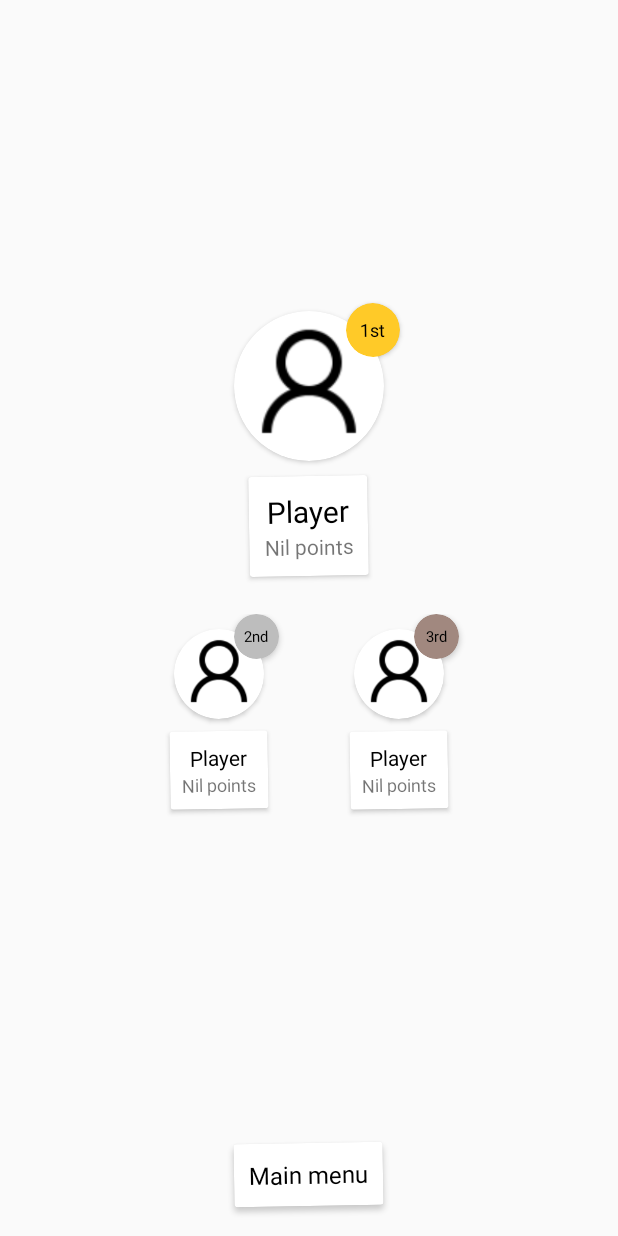
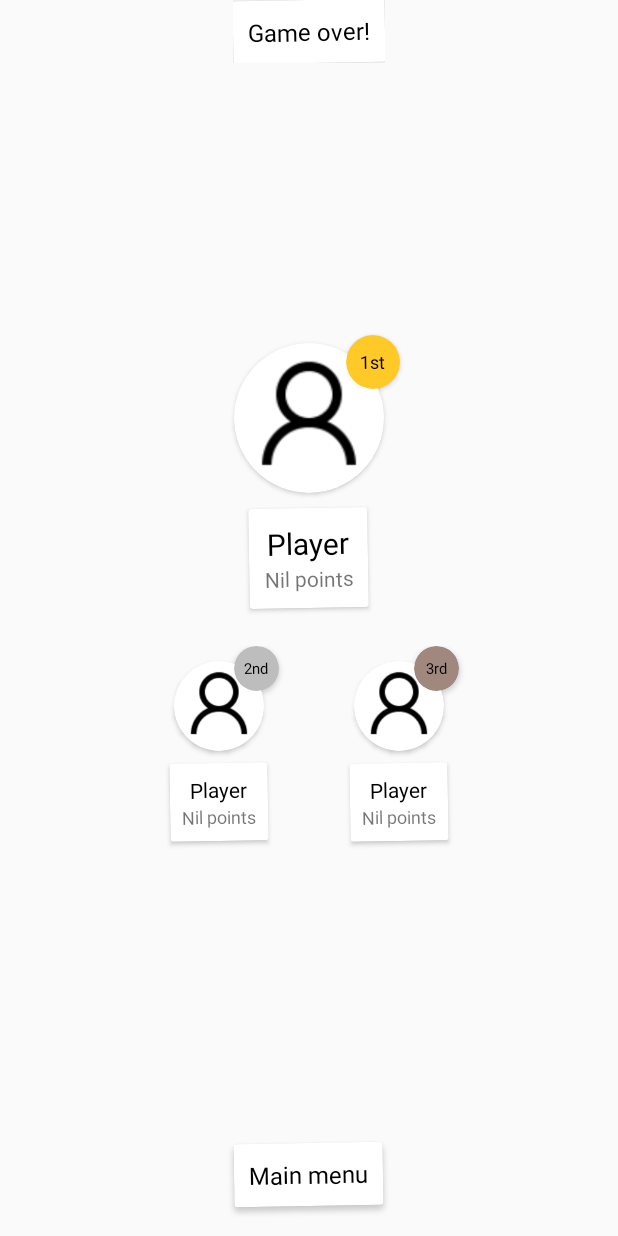
Before and after one commit to LeahHirst/GamesProgramming, an Android app: the layout fragment_postgame.xml on its own in the app's theme, with its tools: preview values and no code run, on a phone screen of 412 x 824 dp. Run offline under Robolectric (Android 15) with nearby library versions, the phone set to English and light mode, and no system bars.

Commit message:
[Android] Fixed scoreboard bug

```diff
--- a/android/app/src/main/java/com/ahirst/doodaddash/fragment/InGameFragment.java
+++ b/android/app/src/main/java/com/ahirst/doodaddash/fragment/InGameFragment.java
@@ -230,7 +230,7 @@ public class InGameFragment extends Fragment {
     }
 
     private void successAnimation(String newObject) {
-        if (mCurrentContainer != null) {
+        if (mCurrentContainer != null && getContext() != null) {
             int white = Color.WHITE;
             int black = Color.BLACK;
             int green = ContextCompat.getColor(getContext(), R.color.successColor);
--- a/android/app/src/main/java/com/ahirst/doodaddash/fragment/JoinGameFragment.java
+++ b/android/app/src/main/java/com/ahirst/doodaddash/fragment/JoinGameFragment.java
@@ -44,7 +44,11 @@ public class JoinGameFragment extends Fragment {
                                 FragmentManager fragmentManager = getFragmentManager();
                                 FragmentTransaction ft = fragmentManager.beginTransaction();
                                 ft.setCustomAnimations(R.anim.enter_from_right, R.anim.exit_to_left);
-                                ft.replace(R.id.menu_fragment, new JoinGameLobbyFragment());
+                                JoinGameLobbyFragment newFrag = new JoinGameLobbyFragment();
+                                Bundle bundle = new Bundle();
+                                bundle.putString("pin", gamePin);
+                                newFrag.setArguments(bundle);
+                                ft.replace(R.id.menu_fragment, newFrag);
                                 ft.commit();
                             }
                         });
--- a/android/app/src/main/java/com/ahirst/doodaddash/fragment/PregameFragment.java
+++ b/android/app/src/main/java/com/ahirst/doodaddash/fragment/PregameFragment.java
@@ -9,6 +9,7 @@ import android.os.Bundle;
 import android.support.annotation.NonNull;
 import android.support.annotation.Nullable;
 import android.support.v4.app.Fragment;
+import android.support.v4.app.FragmentActivity;
 import android.support.v4.app.FragmentManager;
 import android.support.v4.app.FragmentTransaction;
 import android.support.v4.content.ContextCompat;
@@ -33,7 +34,7 @@ import io.socket.emitter.Emitter;
 
 public class PregameFragment extends Fragment {
 
-    Activity mActivity;
+    FragmentActivity mActivity;
     TextView mPredictionLabel;
     TextView mPredictionDescriptionLabel;
     TextView mStatusLabel;
@@ -174,8 +175,7 @@ public class PregameFragment extends Fragment {
     }
 
     private void transitionToInGame() {
-        if (getActivity() == null) return;
-        FragmentManager fragmentManager = getActivity().getSupportFragmentManager();
+        FragmentManager fragmentManager = mActivity.getSupportFragmentManager();
         FragmentTransaction ft = fragmentManager.beginTransaction();
         ft.setCustomAnimations(R.anim.enter_from_right, R.anim.exit_to_left);
         ft.replace(R.id.overlay_fragment, new InGameFragment());
--- a/android/app/src/main/java/com/ahirst/doodaddash/util/PlayerUtil.java
+++ b/android/app/src/main/java/com/ahirst/doodaddash/util/PlayerUtil.java
@@ -15,6 +15,7 @@ public class PlayerUtil {
             List<Player> playersList = new ArrayList<Player>();
 
             for (int i = 0; i < players.length(); i++) {
+                if (players.get(i) == null) continue;
                 JSONObject user = players.getJSONObject(i);
                 Player player = new Player();
                 player.name = user.getString("name");
--- a/android/app/src/main/res/layout/fragment_host_game.xml
+++ b/android/app/src/main/res/layout/fragment_host_game.xml
@@ -33,6 +33,7 @@
                     android:layout_width="wrap_content"
                     android:layout_height="wrap_content"
                     android:text="Loading"
+                    android:layout_gravity="center"
                     android:textColor="@android:color/black"
                     android:textSize="20dp" />
             </LinearLayout>
--- a/android/app/src/main/res/layout/fragment_join_lobby.xml
+++ b/android/app/src/main/res/layout/fragment_join_lobby.xml
@@ -33,6 +33,7 @@
                     android:layout_width="wrap_content"
                     android:layout_height="wrap_content"
                     android:text="Loading"
+                    android:layout_gravity="center"
                     android:textColor="@android:color/black"
                     android:textSize="20dp" />
             </LinearLayout>
--- a/android/app/src/main/res/layout/fragment_postgame.xml
+++ b/android/app/src/main/res/layout/fragment_postgame.xml
@@ -4,10 +4,42 @@
     android:orientation="vertical" android:layout_width="match_parent"
     android:layout_height="match_parent">
 
+
+    <RelativeLayout
+        android:layout_width="wrap_content"
+        android:layout_height="wrap_content"
+        android:id="@+id/header"
+        android:layout_centerHorizontal="true"
+        android:layout_alignParentTop="true">
+
+        <android.support.v7.widget.CardView
+            android:layout_width="wrap_content"
+            android:layout_height="wrap_content"
+            android:clickable="true"
+            android:rotation="-1">
+
+            <LinearLayout
+                android:layout_width="wrap_content"
+                android:layout_height="wrap_content"
+                android:layout_margin="10dp"
+                android:orientation="vertical">
+
+                <TextView
+                    android:layout_width="wrap_content"
+                    android:layout_height="wrap_content"
+                    android:layout_gravity="center"
+                    android:text="Game over!"
+                    android:textColor="@android:color/black"
+                    android:textSize="16dp" />
+            </LinearLayout>
+        </android.support.v7.widget.CardView>
+    </RelativeLayout>
+
     <RelativeLayout
         android:layout_width="match_parent"
         android:layout_height="match_parent"
-        android:layout_above="@id/footer">
+        android:layout_above="@id/footer"
+        android:layout_below="@id/header">
         <LinearLayout
             android:layout_width="wrap_content"
             android:layout_height="wrap_content"
```
Also changed, not shown: android/app/src/main/java/com/ahirst/doodaddash/fragment/JoinGameLobbyFragment.java (+8 -0 lines).
